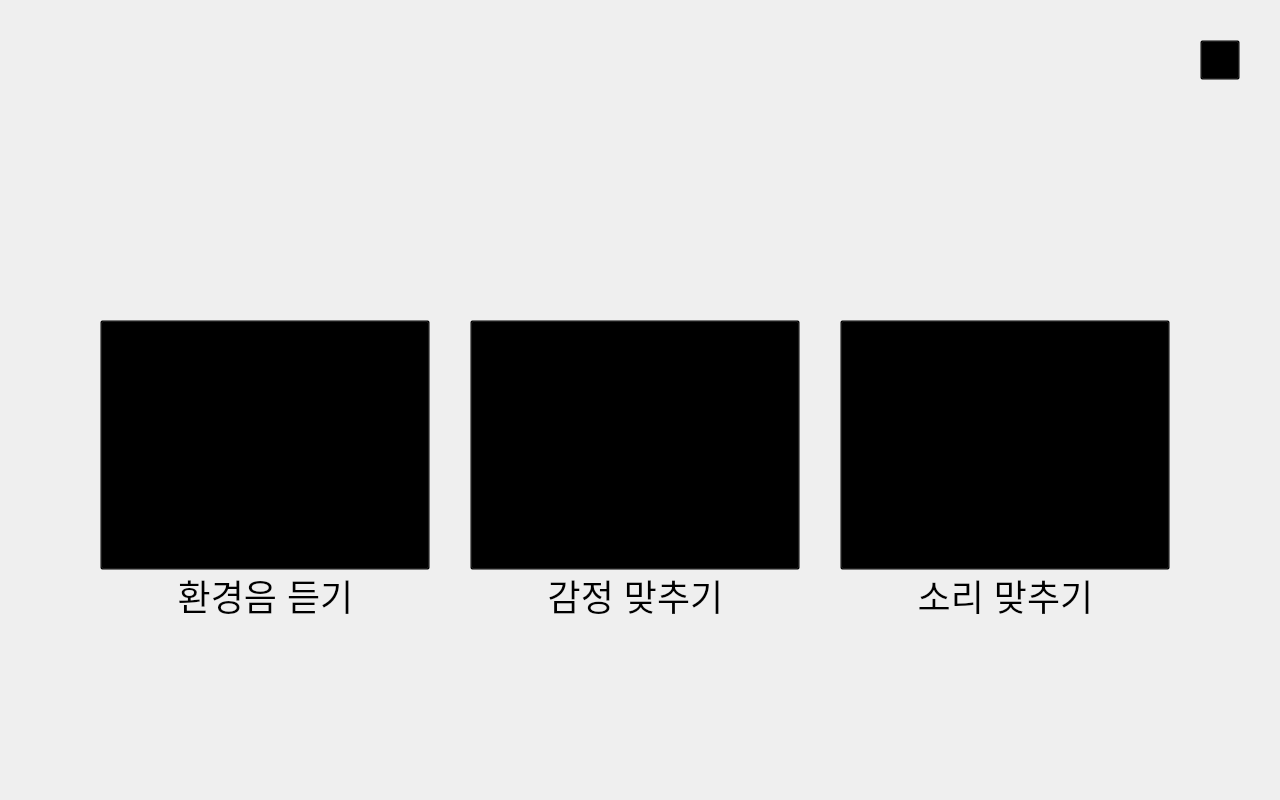
Qt form ui/selectstudy.ui (runNing4354/pyqtcapstone) before a commit.
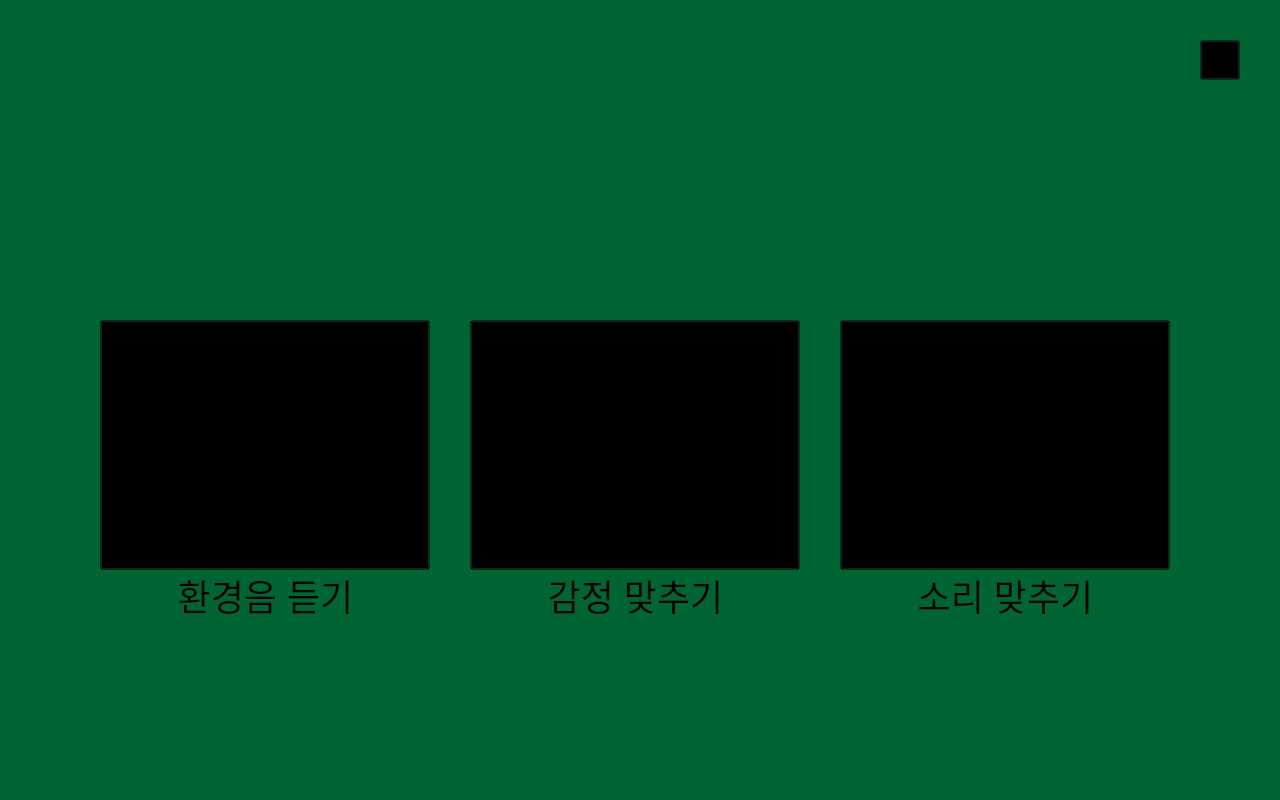
The same form after that commit. Icons and pictures are not drawn.

Diff of the .ui file:
```diff
--- a/ui/selectstudy.ui
+++ b/ui/selectstudy.ui
@@ -25,6 +25,9 @@
   <property name="windowTitle">
    <string>Form</string>
   </property>
+  <property name="styleSheet">
+   <string notr="true">background-color:rgb(0,101,51);</string>
+  </property>
   <widget class="QLabel" name="label_4">
    <property name="geometry">
     <rect>
@@ -51,7 +54,8 @@
     </rect>
    </property>
    <property name="styleSheet">
-    <string notr="true">border-image:url(&quot;/Users/itaemin/PycharmProjects/pyqtcapstone/resource/logo.png&quot;);</string>
+    <string notr="true">border-image:url(&quot;.//resource//logo.png&quot;);
+background : transparent</string>
    </property>
    <property name="text">
     <string/>
@@ -139,6 +143,9 @@
      <pointsize>27</pointsize>
     </font>
    </property>
+   <property name="styleSheet">
+    <string notr="true">background : transparent</string>
+   </property>
    <property name="text">
     <string>환경음 듣기</string>
    </property>
@@ -160,6 +167,9 @@
      <pointsize>27</pointsize>
     </font>
    </property>
+   <property name="styleSheet">
+    <string notr="true">background : transparent</string>
+   </property>
    <property name="text">
     <string>감정 맞추기</string>
    </property>
@@ -181,6 +191,9 @@
      <pointsize>27</pointsize>
     </font>
    </property>
+   <property name="styleSheet">
+    <string notr="true">background : transparent</string>
+   </property>
    <property name="text">
     <string>소리 맞추기</string>
    </property>
```
Left out of the diff: 60 changed lines with no effect on the pictures.
